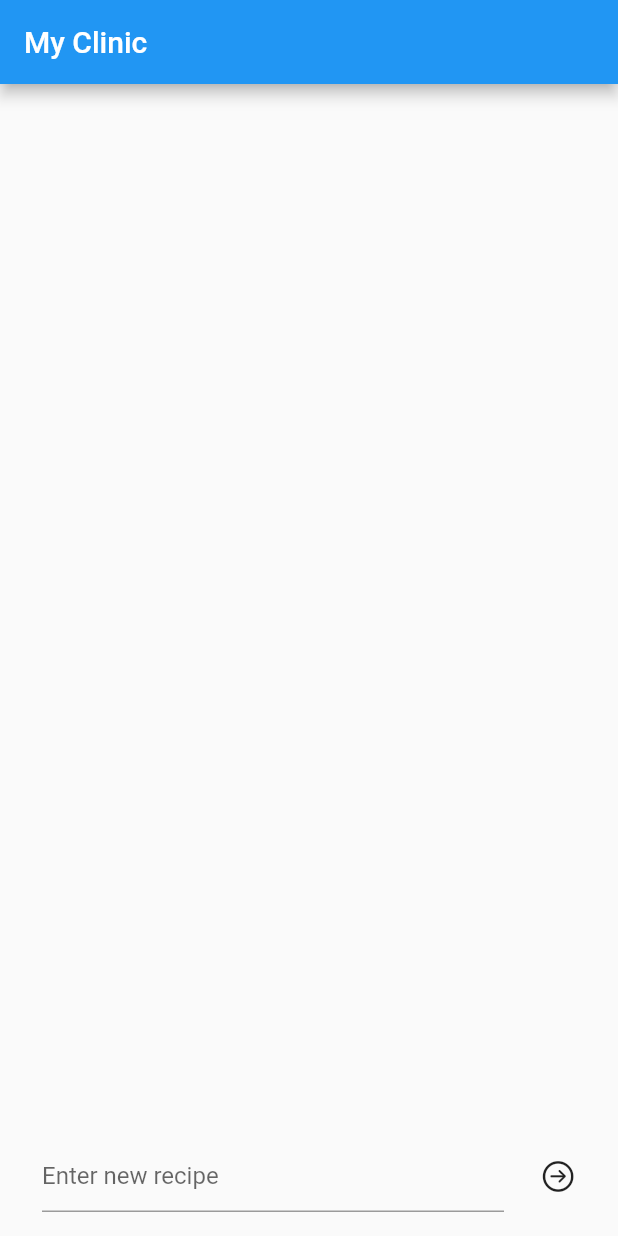
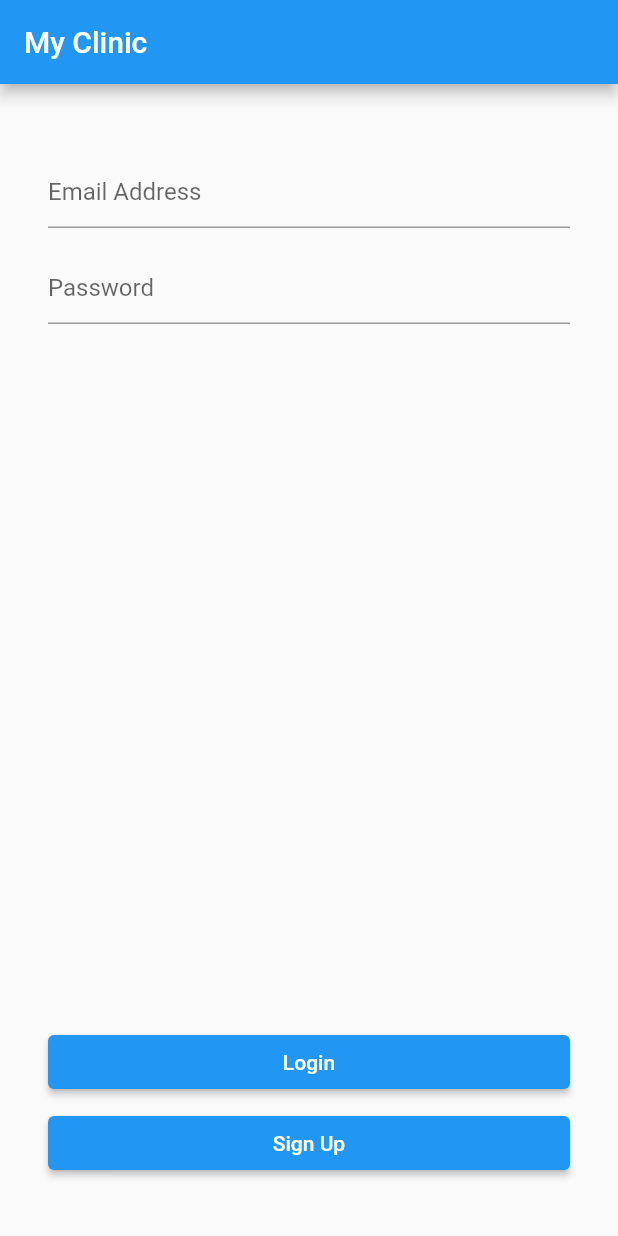
Before and after one commit to luismomm2110/meu_consult-rio, a Flutter app: the screen it shows after launch, on a phone screen of 412 x 824 dp. Run offline on Flutter 3.47's test engine with Material 2 defaults, Android fonts, the phone set to English and light mode, and no system bars; our stand-ins replace cloud_firestore, firebase_auth, firebase_core; accounts and stored records are empty.

```diff
--- a/lib/data/chart_dao.dart
+++ b/lib/data/chart_dao.dart
@@ -1,5 +1,5 @@
 import 'package:cloud_firestore/cloud_firestore.dart';
-import 'chart.dart';
+import '../models/chart.dart';
 
 class ChartDao {
   final CollectionReference collection =
--- /dev/null
+++ b/lib/data/user_dao.dart
@@ -0,0 +1,54 @@
+import 'package:firebase_auth/firebase_auth.dart';
+import 'package:flutter/foundation.dart';
+
+class UserDao extends ChangeNotifier {
+  final auth = FirebaseAuth.instance;
+
+  bool isLoggedIn() {
+    return auth.currentUser != null;
+  }
+
+  String? userID() {
+    return auth.currentUser?.uid;
+  }
+
+  String? email() {
+    return auth.currentUser?.email;
+  }
+
+  void signup(String email, String password) async {
+    try {
+      await auth.createUserWithEmailAndPassword(
+          email: email, password: password);
+      notifyListeners();
+    } on FirebaseAuthException catch (e) {
+      if (e.code == 'weak-password') {
+        print('The passaword provided is too weak');
+      } else if (e.code == 'email-already-in-use') {
+        print('The account already exists for that email.');
+      }
+    } catch (e) {
+      print(e);
+    }
+  }
+
+  void login(String email, String password) async {
+    try {
+      await auth.signInWithEmailAndPassword(email: email, password: password);
+      notifyListeners();
+    } on FirebaseAuthException catch (e) {
+      if (e.code == 'weak-password') {
+        print('Password too weak');
+      } else if (e.code == 'email-already-in-use') {
+        print('The account already exists for that email.');
+      }
+    } catch (e) {
+      print(e);
+    }
+  }
+
+  void logout() async {
+    await auth.signOut();
+    notifyListeners();
+  }
+}
--- a/lib/main.dart
+++ b/lib/main.dart
@@ -3,6 +3,8 @@ import 'package:meu_consultorio/ui/home.dart';
 import 'package:firebase_core/firebase_core.dart';
 import 'package:provider/provider.dart';
 import '../data/chart_dao.dart';
+import '../data/user_dao.dart';
+import 'ui/login.dart';
 
 Future<void> main() async {
   WidgetsFlutterBinding.ensureInitialized();
@@ -19,7 +21,10 @@ class MyClinic extends StatelessWidget {
   Widget build(BuildContext context) {
     return MultiProvider(
       providers: [
-        // TODO: Add ChangeNotifierProvider<UserDao> here
+        ChangeNotifierProvider<UserDao>(
+          lazy: false,
+          create: (_) => UserDao(),
+        ),
         Provider<ChartDao>(
           lazy: false,
           create: (_) => ChartDao(),
@@ -29,7 +34,15 @@ class MyClinic extends StatelessWidget {
         debugShowCheckedModeBanner: false,
         title: 'MyCLinic',
         theme: ThemeData(primaryColor: Colors.white),
-        home: Home(),
+        home: Consumer<UserDao>(
+          builder: (context, userDao, child) {
+            if (userDao.isLoggedIn()) {
+              return const Home();
+            } else {
+              return const Login();
+            }
+          },
+        ),
       ),
     );
   }
--- a/lib/ui/home.dart
+++ b/lib/ui/home.dart
@@ -1,9 +1,10 @@
 import 'package:flutter/cupertino.dart';
 import 'package:flutter/material.dart';
 import 'package:cloud_firestore/cloud_firestore.dart';
+import 'package:meu_consultorio/data/user_dao.dart';
 import 'package:provider/provider.dart';
 
-import '../data/chart.dart';
+import '../models/chart.dart';
 import '../data/chart_dao.dart';
 import 'chart_widget.dart';
 
@@ -17,15 +18,27 @@ class Home extends StatefulWidget {
 class HomeState extends State<Home> {
   final TextEditingController _chartController = TextEditingController();
   final ScrollController _scrollController = ScrollController();
+  String? email;
+
 
   @override
   Widget build(BuildContext context) {
     WidgetsBinding.instance!.addPostFrameCallback((_) => _scrollToBottom());
     final chartDao = Provider.of<ChartDao>(context, listen: false);
+    final userDao = Provider.of<UserDao>(context, listen: false);
+    email = userDao.email();
 
     return Scaffold(
       appBar: AppBar(
         title: const Text('My Clinic'),
+        actions: [
+          IconButton(
+            onPressed: () {
+              userDao.logout();
+            },
+            icon: const Icon(Icons.logout),
+          ),
+        ],
       ),
       body: Padding(
         padding: const EdgeInsets.all(16.0),
--- /dev/null
+++ b/lib/ui/login.dart
@@ -0,0 +1,122 @@
+import 'package:flutter/material.dart';
+import 'package:flutter/services.dart';
+import 'package:flutter/widgets.dart';
+import 'package:provider/provider.dart';
+import '../data/user_dao.dart';
+
+class Login extends StatefulWidget {
+  const Login({Key? key}) : super(key: key);
+
+  @override
+  _LoginState createState() => _LoginState();
+}
+
+class _LoginState extends State<Login> {
+  final _emailController = TextEditingController();
+  final _passwordController = TextEditingController();
+  final GlobalKey<FormState> _formKey = GlobalKey<FormState>();
+
+  @override
+  void dispose() {
+    _emailController.dispose();
+    _passwordController.dispose();
+    super.dispose();
+  }
+
+  @override
+  Widget build(BuildContext context) {
+    final userDao = Provider.of<UserDao>(context, listen: false);
+    return Scaffold(
+      appBar: AppBar(
+        title: const Text('My Clinic'),
+      ),
+      body: Padding(
+        padding: const EdgeInsets.all(32.0),
+        child: Form(
+          key: _formKey,
+          child: Column(
+            children: [
+              Row(
+                children: [
+                  const SizedBox(height: 80),
+                  Expanded(
+                    child: TextFormField(
+                      decoration: const InputDecoration(
+                        border: UnderlineInputBorder(),
+                        hintText: 'Email Address',
+                      ),
+                      autofocus: false,
+                      keyboardType: TextInputType.emailAddress,
+                      textCapitalization: TextCapitalization.none,
+                      autocorrect: false,
+                      controller: _emailController,
+                      validator: (String? value) {
+                        if (value == null || value.isEmpty) {
+                          return 'Email Required';
+                        }
+                        return null;
+                      },
+                    ),
+                  ),
+                ],
+              ),
+              Row(
+                children: [
+                  const SizedBox(height: 20),
+                  Expanded(
+                    child: TextFormField(
+                      decoration: const InputDecoration(
+                          border: UnderlineInputBorder(), hintText: 'Password'),
+                      autofocus: false,
+                      obscureText: true,
+                      keyboardType: TextInputType.visiblePassword,
+                      textCapitalization: TextCapitalization.none,
+                      autocorrect: false,
+                      controller: _passwordController,
+                      validator: (String? value) {
+                        if (value == null || value.isEmpty) {
+                          return 'Password Required';
+                        }
+                        return null;
+                      },
+                    ),
+                  ),
+                ],
+              ),
+              const Spacer(),
+              Row(
+                children: [
+                  const SizedBox(height: 20),
+                  Expanded(
+                    child: ElevatedButton(
+                      onPressed: () {
+                        userDao.login(
+                            _emailController.text, _passwordController.text);
+                      },
+                      child: const Text('Login'),
+                    ),
+                  ),
+                ],
+              ),
+              Row(
+                children: [
+                  const SizedBox(height: 20),
+                  Expanded(
+                    child: ElevatedButton(
+                      onPressed: () {
+                        userDao.signup(
+                            _emailController.text, _passwordController.text);
+                      },
+                      child: const Text('Sign Up'),
+                    ),
+                  ),
+                  const SizedBox(height: 60),
+                ],
+              ),
+            ],
+          ),
+        ),
+      ),
+    );
+  }
+}
```
Also changed, not shown: lib/models/chart.dart (renamed from lib/data/chart.dart).
